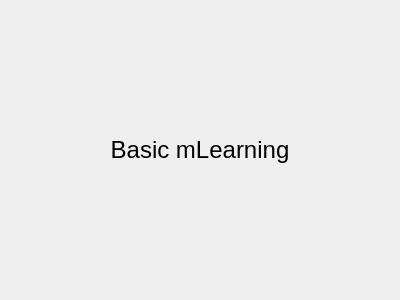
The window that src/templates/mlearning/basicmlearningsimulator.ui (BuildmLearn/BuildmLearn-Toolkit) describes before a commit, drawn with Qt 5.
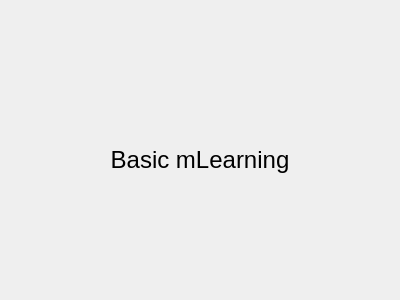
The same window after the commit.

Commit message: Added status and title bar for mlearning game in simulator

What changed in the file:
```diff
--- a/src/templates/mlearning/basicmlearningsimulator.ui
+++ b/src/templates/mlearning/basicmlearningsimulator.ui
@@ -13,21 +13,25 @@
   <property name="windowTitle">
    <string>Form</string>
   </property>
-  <layout class="QHBoxLayout" name="horizontalLayout">
-   <property name="leftMargin">
+  <layout class="QVBoxLayout" name="verticalLayout">
+   <property name="margin">
     <number>0</number>
    </property>
-   <property name="topMargin">
-    <number>0</number>
-   </property>
-   <property name="rightMargin">
-    <number>0</number>
-   </property>
-   <property name="bottomMargin">
-    <number>0</number>
-   </property>
+   <item>
+    <widget class="QLabel" name="m_mlearningBar">
+     <property name="text">
+      <string/>
+     </property>
+    </widget>
+   </item>
    <item>
     <widget class="QStackedWidget" name="m_phoneWidget">
+     <property name="sizePolicy">
+      <sizepolicy hsizetype="Preferred" vsizetype="Preferred">
+       <horstretch>0</horstretch>
+       <verstretch>0</verstretch>
+      </sizepolicy>
+     </property>
      <property name="currentIndex">
       <number>0</number>
      </property>
```
Left out of the diff: 33 changed lines with no effect on the pictures. The commit also changes 2 other files.
